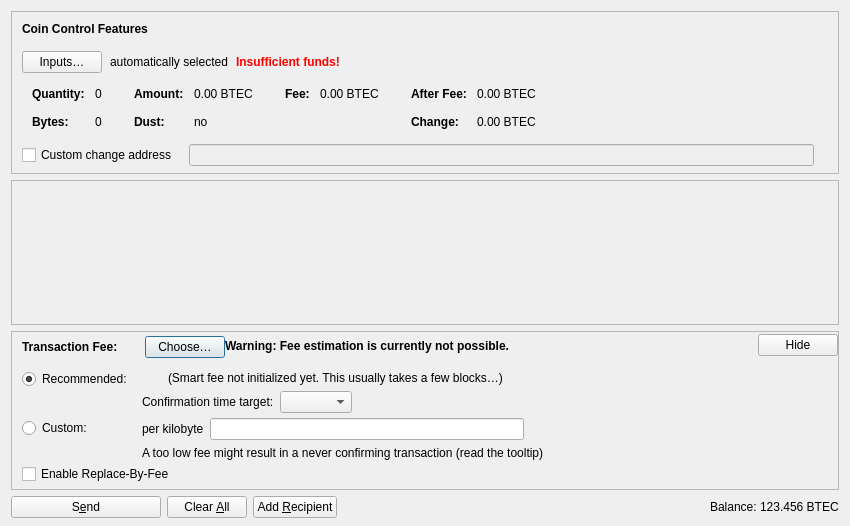
This is src/qt/forms/sendcoinsdialog.ui in 10sec-project/10seconds as Qt 5 draws it before an edit. The edited form follows.
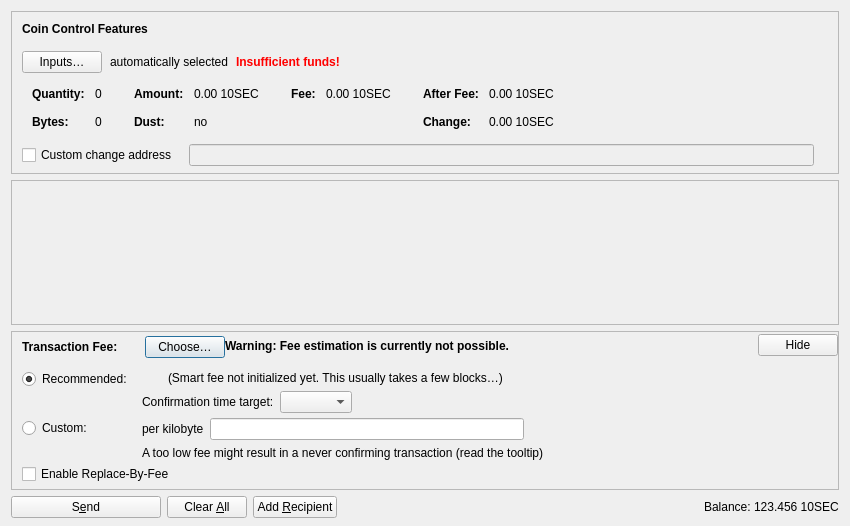
This is the edited form. Icons and pictures are not drawn. Custom widgets are drawn as their Qt base class.

What changed in the file:
```diff
--- a/src/qt/forms/sendcoinsdialog.ui
+++ b/src/qt/forms/sendcoinsdialog.ui
@@ -324,7 +324,7 @@
                   <enum>Qt::ActionsContextMenu</enum>
                  </property>
                  <property name="text">
-                  <string notr="true">0.00 BTEC</string>
+                  <string notr="true">0.00 10SEC</string>
                  </property>
                  <property name="textInteractionFlags">
                   <set>Qt::LinksAccessibleByMouse|Qt::TextSelectableByKeyboard|Qt::TextSelectableByMouse</set>
@@ -404,7 +404,7 @@
                   <enum>Qt::ActionsContextMenu</enum>
                  </property>
                  <property name="text">
-                  <string notr="true">0.00 BTEC</string>
+                  <string notr="true">0.00 10SEC</string>
                  </property>
                  <property name="textInteractionFlags">
                   <set>Qt::LinksAccessibleByMouse|Qt::TextSelectableByKeyboard|Qt::TextSelectableByMouse</set>
@@ -455,7 +455,7 @@
                   <enum>Qt::ActionsContextMenu</enum>
                  </property>
                  <property name="text">
-                  <string notr="true">0.00 BTEC</string>
+                  <string notr="true">0.00 10SEC</string>
                  </property>
                  <property name="textInteractionFlags">
                   <set>Qt::LinksAccessibleByMouse|Qt::TextSelectableByKeyboard|Qt::TextSelectableByMouse</set>
@@ -484,7 +484,7 @@
                   <enum>Qt::ActionsContextMenu</enum>
                  </property>
                  <property name="text">
-                  <string notr="true">0.00 BTEC</string>
+                  <string notr="true">0.00 10SEC</string>
                  </property>
                  <property name="textInteractionFlags">
                   <set>Qt::LinksAccessibleByMouse|Qt::TextSelectableByKeyboard|Qt::TextSelectableByMouse</set>
@@ -1214,7 +1214,7 @@
           <cursorShape>IBeamCursor</cursorShape>
          </property>
          <property name="text">
-          <string notr="true">123.456 BTEC</string>
+          <string notr="true">123.456 10SEC</string>
          </property>
          <property name="textInteractionFlags">
           <set>Qt::LinksAccessibleByMouse|Qt::TextSelectableByKeyboard|Qt::TextSelectableByMouse</set>
```
